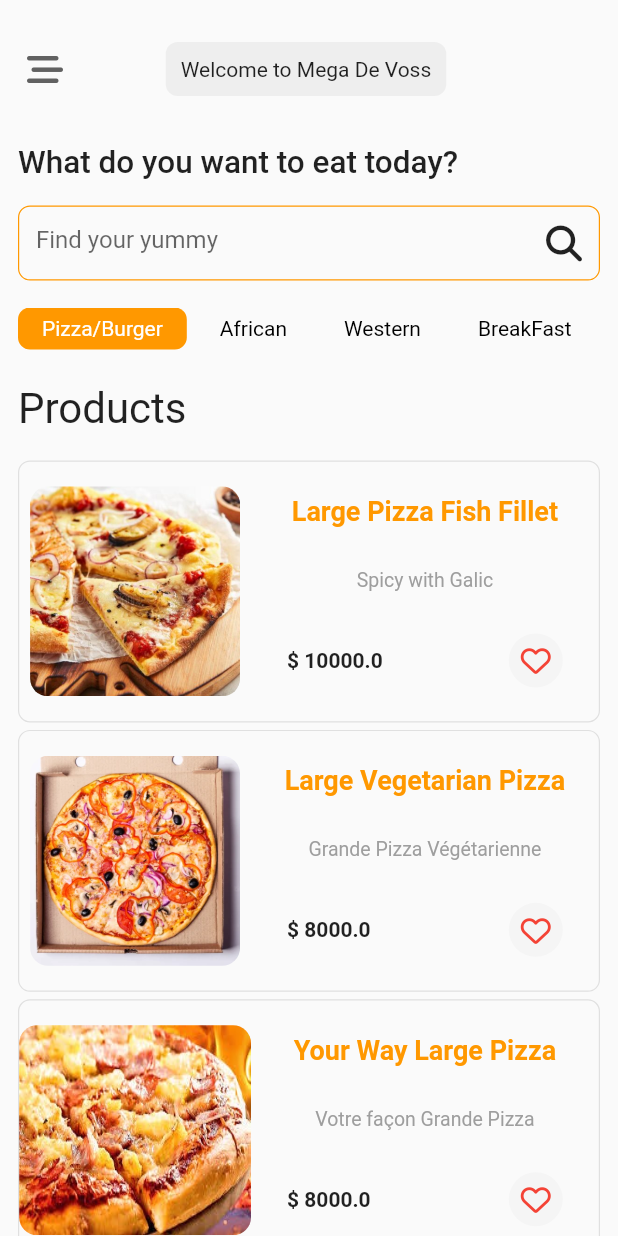
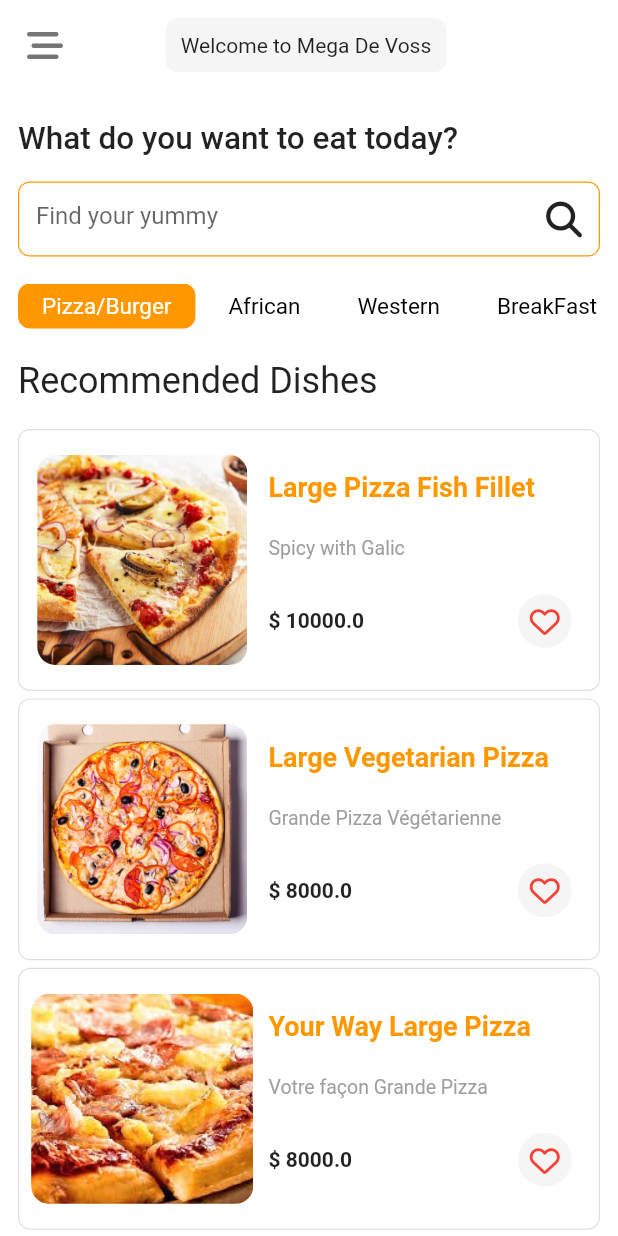
Before and after one commit to TgnDilano/Restau, a Flutter app: the screen it shows after launch, on a phone screen of 412 x 824 dp. Run offline on Flutter 3.47's test engine with Material 2 defaults, Android fonts, the phone set to English and light mode, and no system bars; our stand-ins replace font_awesome_flutter, google_fonts; Roboto replaces fonts that are missing (Philosopher).

Commit message:
small update

```diff
--- a/lib/main.dart
+++ b/lib/main.dart
@@ -1,4 +1,5 @@
 import 'package:flutter/material.dart';
+import 'package:google_fonts/google_fonts.dart';
 import 'package:test_app/screens/food_cat.dart';
 
 void main() {
@@ -16,6 +17,7 @@ class MyApp extends StatelessWidget {
       debugShowCheckedModeBanner: false,
       theme: ThemeData(
         primarySwatch: Colors.blue,
+        fontFamily: GoogleFonts.philosopher().fontFamily,
       ),
       home: const FoodCategories(),
     );
--- a/lib/screens/food_cat.dart
+++ b/lib/screens/food_cat.dart
@@ -20,12 +20,11 @@ class _FoodCategoriesState extends State<FoodCategories> {
 
   @override
   Widget build(BuildContext context) {
-    print(MediaQuery.of(context).size.width);
     return Scaffold(
+      backgroundColor: Colors.white,
       body: SingleChildScrollView(
         child: Container(
           padding: const EdgeInsets.only(
-            top: 16,
             left: 12,
             right: 12,
           ),
@@ -42,13 +41,13 @@ class _FoodCategoriesState extends State<FoodCategories> {
                       padding: const EdgeInsets.all(6),
                       child: Icon(
                         FontAwesomeIcons.barsStaggered,
-                        color: Colors.grey[700],
+                        color: Colors.grey[600],
                       ),
                     ),
                     Container(
                       padding: const EdgeInsets.all(10),
                       decoration: BoxDecoration(
-                        color: Colors.grey[200],
+                        color: Colors.grey[100],
                         borderRadius: const BorderRadius.all(
                           Radius.circular(8),
                         ),
@@ -57,7 +56,7 @@ class _FoodCategoriesState extends State<FoodCategories> {
                     ),
                     const SizedBox(
                       width: 40,
-                      height: 40,
+                      height: 20,
                     ),
                   ],
                 ),
@@ -81,7 +80,7 @@ class _FoodCategoriesState extends State<FoodCategories> {
                   cursorColor: Colors.orange,
                   decoration: InputDecoration(
                     suffixIcon: const Icon(
-                      FontAwesomeIcons.search,
+                      FontAwesomeIcons.magnifyingGlass,
                       color: Colors.black87,
                     ),
                     hintText: "Find your yummy",
@@ -133,19 +132,18 @@ class _FoodCategoriesState extends State<FoodCategories> {
               Container(
                 alignment: Alignment.centerLeft,
                 child: const Text(
-                  "Products",
+                  "Recommended Dishes",
                   style: TextStyle(
-                    fontSize: 28,
+                    fontSize: 24,
                   ),
                 ),
               ),
               const SizedBox(height: 10),
               LayoutBuilder(
                 builder: (context, constraints) {
-                  return Container(
-                    height: constraints.maxWidth > 700 ? 280 : 535,
-                    child: GridView.builder(
-                      physics: const BouncingScrollPhysics(),
+                  return GridView.builder(
+                    shrinkWrap: true,
+                    physics: const NeverScrollableScrollPhysics(),
                     itemCount: catAndProducts[key]?.length,
                     padding: const EdgeInsets.symmetric(
                       vertical: 8,
@@ -167,7 +165,6 @@ class _FoodCategoriesState extends State<FoodCategories> {
                       childAspectRatio: 20 / 9,
                       mainAxisSpacing: 5,
                       crossAxisSpacing: 5,
-                      ),
                     ),
                   );
                 },
@@ -197,7 +194,7 @@ class MenuItems extends StatelessWidget {
       padding: const EdgeInsets.only(right: 6),
       child: Column(
         children: [
-          Container(
+          AnimatedContainer(
             alignment: Alignment.center,
             padding: const EdgeInsets.symmetric(
               vertical: 6,
@@ -207,11 +204,13 @@ class MenuItems extends StatelessWidget {
               borderRadius: const BorderRadius.all(
                 Radius.circular(8),
               ),
-              color: selected ? Colors.orange : Colors.transparent,
+              color: selected ? Colors.orange : Colors.white,
             ),
+            duration: const Duration(milliseconds: 250),
             child: Text(
               text,
               style: TextStyle(
+                fontSize: 15,
                 color: selected ? Colors.white : Colors.black,
               ),
             ),
@@ -254,6 +253,7 @@ class Dish extends StatelessWidget {
         );
       },
       child: Container(
+        padding: const EdgeInsets.all(8),
         decoration: BoxDecoration(
           border: Border.all(
             width: 0.8,
@@ -274,7 +274,7 @@ class Dish extends StatelessWidget {
                     tag: imgUrl,
                     child: Image.asset(
                       "assets/$imgUrl",
-                      fit: BoxFit.fill,
+                      fit: BoxFit.cover,
                       height: 140,
                       errorBuilder: (context, _, trace) {
                         return Container();
@@ -290,9 +290,9 @@ class Dish extends StatelessWidget {
                 padding: const EdgeInsets.all(10),
                 child: Column(
                   mainAxisAlignment: MainAxisAlignment.spaceEvenly,
+                  crossAxisAlignment: CrossAxisAlignment.start,
                   children: [
-                    Container(
-                      child: Text(
+                    Text(
                       title,
                       maxLines: 4,
                       textAlign: TextAlign.center,
@@ -300,7 +300,6 @@ class Dish extends StatelessWidget {
                         fontWeight: FontWeight.bold,
                         fontSize: 18,
                         color: Colors.orange,
-                        ),
                       ),
                     ),
                     const SizedBox(height: 3),
@@ -314,9 +313,7 @@ class Dish extends StatelessWidget {
                       ),
                     ),
                     const SizedBox(height: 3),
-                    Padding(
-                      padding: const EdgeInsets.symmetric(horizontal: 14),
-                      child: Row(
+                    Row(
                       mainAxisAlignment: MainAxisAlignment.spaceBetween,
                       children: [
                         Text(
@@ -342,7 +339,6 @@ class Dish extends StatelessWidget {
                         ),
                       ],
                     ),
-                    ),
                   ],
                 ),
               ),
--- a/pubspec.yaml
+++ b/pubspec.yaml
@@ -35,6 +35,7 @@ dependencies:
   # Use with the CupertinoIcons class for iOS style icons.
   cupertino_icons: ^1.0.2
   font_awesome_flutter: ^10.1.0
+  google_fonts: ^4.0.3
 
 dev_dependencies:
   flutter_test:
```
Also changed, not shown: pubspec.lock, 1 other file. Lines whose indentation alone changed are shown as unchanged.
